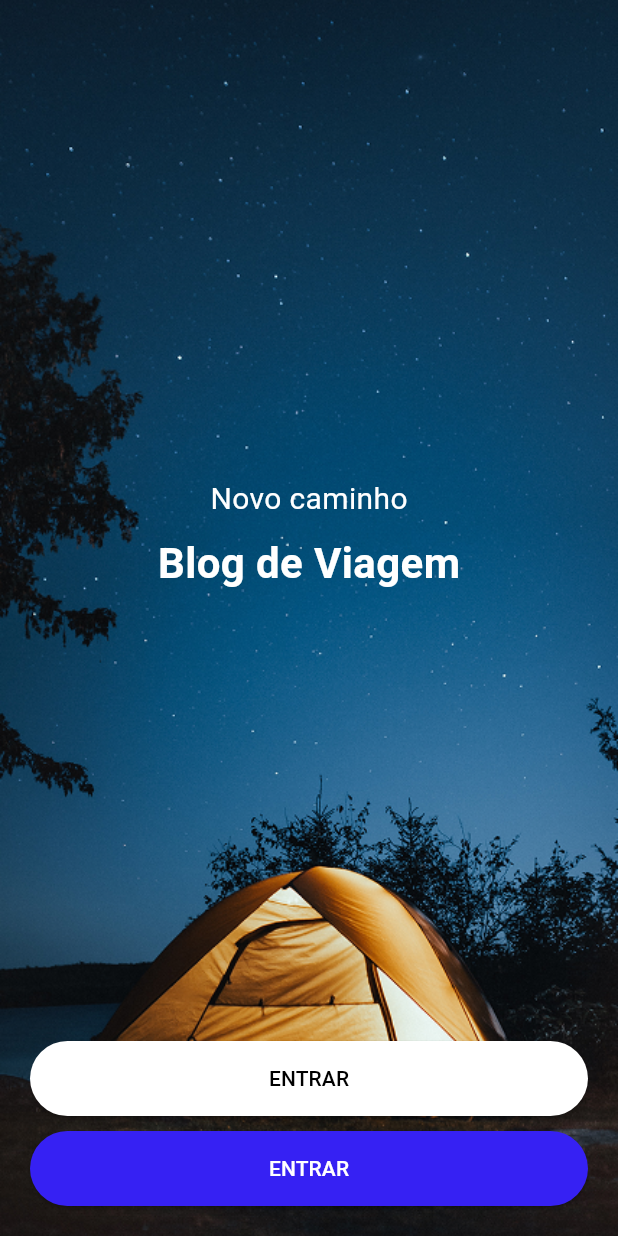
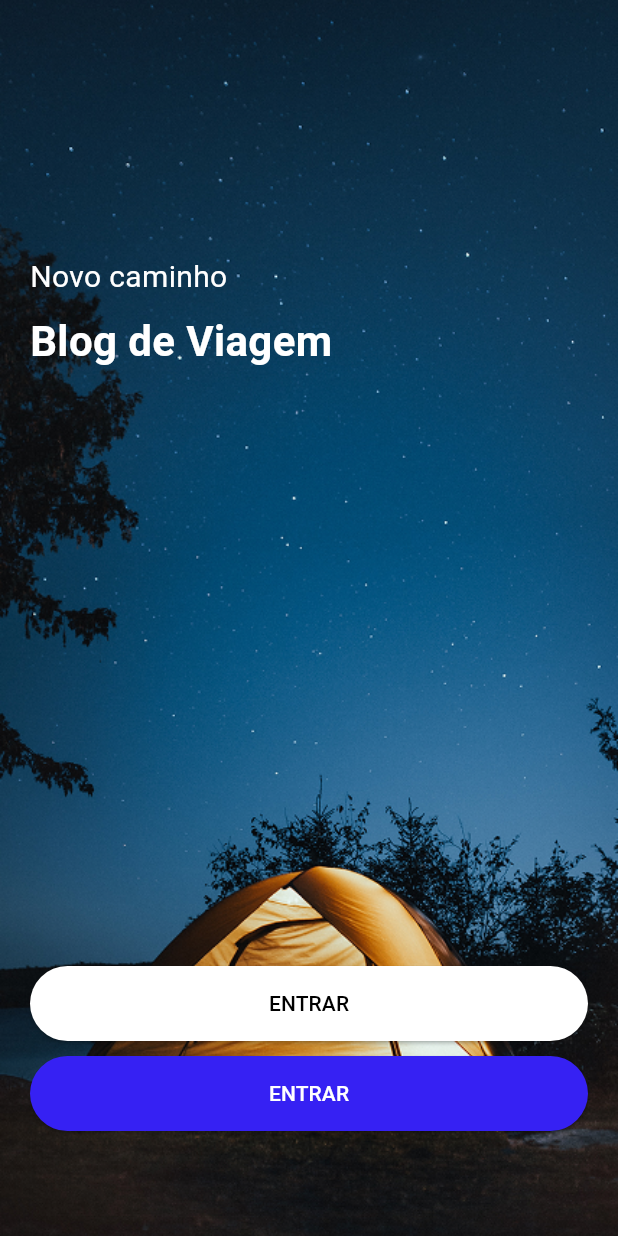
Before and after one commit to FAITH-ONYIBE/flutter_blog_app, a Flutter app: the screen it shows after launch, on a phone screen of 412 x 824 dp. Run offline on Flutter 3.47's test engine with Material 3 defaults, Android fonts, the phone set to English and light mode, and no system bars; Roboto replaces fonts that are missing (Montserrat).

Commit message:
made changes on my onbording page

```diff
--- a/lib/screens/homescreen.dart
+++ b/lib/screens/homescreen.dart
@@ -68,7 +68,7 @@ class _HomeScreenState extends State<HomeScreen> {
             return ListView(
               padding: const EdgeInsets.only(bottom: 16),
               children: [
-                // Header text
+
                 Padding(
                   padding: const EdgeInsets.fromLTRB(20, 18, 20, 8),
                   child: Column(
@@ -91,7 +91,7 @@ class _HomeScreenState extends State<HomeScreen> {
                     ],
                   ),
                 ),
-                // Horizontally scrollable featured images
+
                 SizedBox(
                   height: 190,
                   child: ListView(
--- a/lib/screens/onbording_screen.dart
+++ b/lib/screens/onbording_screen.dart
@@ -22,10 +22,14 @@ class OnboardingScreen extends StatelessWidget {
           Padding(
             padding: const EdgeInsets.all(20),
             child: Column(
-              mainAxisAlignment: MainAxisAlignment.center,
+              crossAxisAlignment: CrossAxisAlignment.start,
+              mainAxisAlignment: MainAxisAlignment.spaceBetween,
               children: [
-                const Spacer(),
-                const Text(
+                Column(
+                  crossAxisAlignment: CrossAxisAlignment.start,
+                  children: [
+                    SizedBox(height: 150,),
+                    const Text(
                   "Novo caminho",
                   style: TextStyle(fontSize: 20, color: Colors.white),
                 ),
@@ -38,8 +42,11 @@ class OnboardingScreen extends StatelessWidget {
                     color: Colors.white,
                   ),
                 ),
+                  ],
 
-                const Spacer(),
+                ),
+
+
                 Column(
                   crossAxisAlignment: CrossAxisAlignment.stretch,
                   children: [
@@ -77,6 +84,7 @@ class OnboardingScreen extends StatelessWidget {
                         style: TextStyle(color: Colors.white),
                       ),
                     ),
+                    SizedBox(height: 50,)
                   ],
                 ),
               ],
--- a/lib/services/api_service.dart
+++ b/lib/services/api_service.dart
@@ -8,6 +8,9 @@ class ApiService {
   static Future<List<Post>> fetchPosts() async {
     final response = await http.get(Uri.parse('$baseUrl/posts'));
 
+    print("Response status: ${response.statusCode}");
+    print("Response body: ${response}");
+
     if (response.statusCode == 200) {
       List<dynamic> body = jsonDecode(response.body);
       return body.map((json) => Post.fromJson(json)).toList();
```
